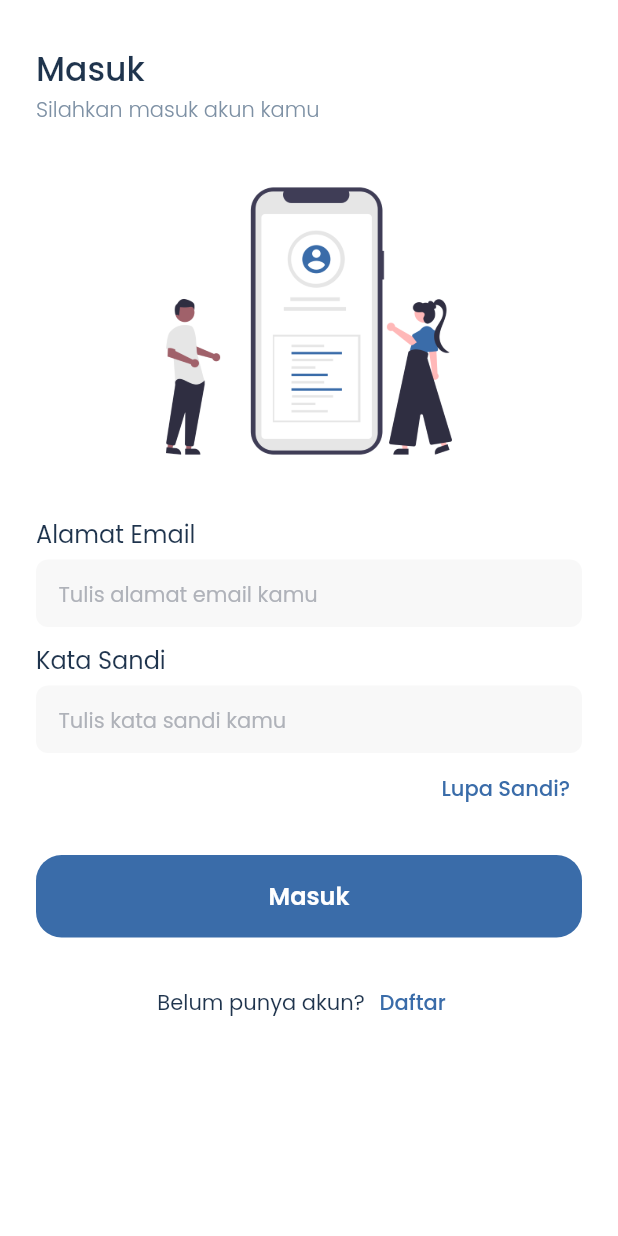
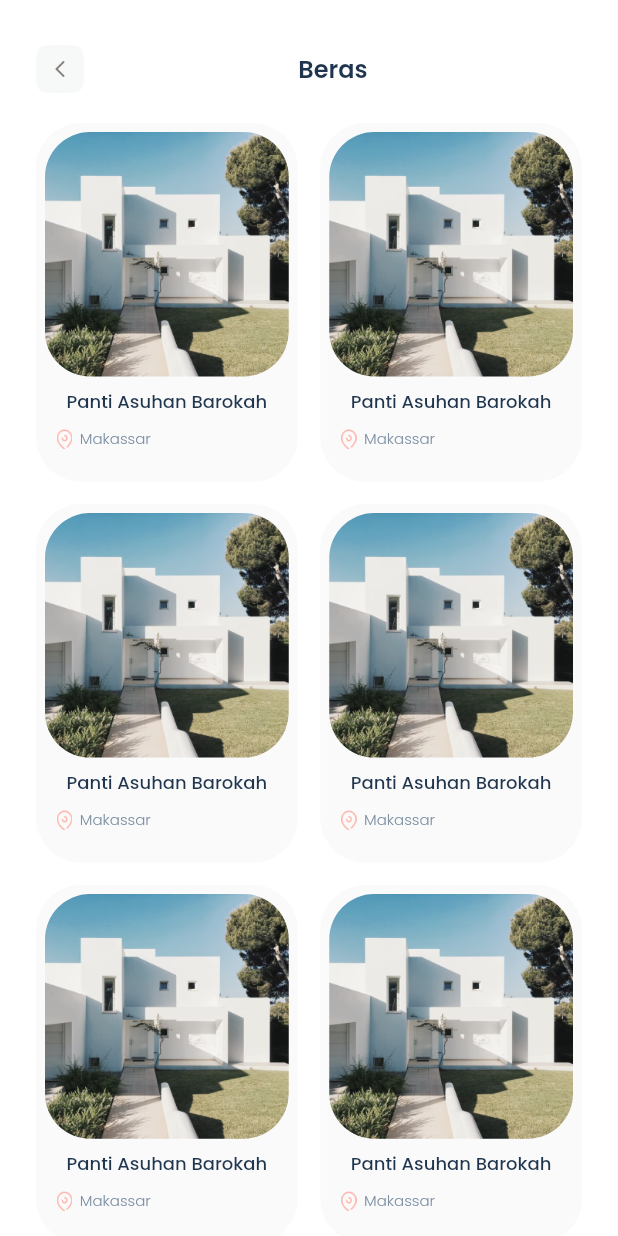
Before and after one commit to nadiamrnt/peka, a Flutter app: the screen it shows after launch, on a phone screen of 412 x 824 dp. Run offline on Flutter 3.47's test engine with Material 2 defaults, Android fonts, the phone set to English and light mode, and no system bars; our stand-ins replace google_fonts, salomon_bottom_bar.

Commit message:
membuat halaman category

```diff
--- a/lib/main.dart
+++ b/lib/main.dart
@@ -1,6 +1,6 @@
 import 'package:flutter/material.dart';
 import 'package:peka/common/styles.dart';
-import 'package:peka/ui/pages/auth/login_page.dart';
+import 'package:peka/ui/pages/category/category_page.dart';
 
 void main() {
   runApp(const MyApp());
@@ -16,7 +16,7 @@ class MyApp extends StatelessWidget {
       debugShowCheckedModeBanner: false,
       theme: ThemeData(
           primarySwatch: Colors.blue, scaffoldBackgroundColor: kWhiteColor),
-      home: const LoginPage(),
+      home: const CategoryPage(),
     );
   }
 }
--- /dev/null
+++ b/lib/ui/pages/category/category_page.dart
@@ -0,0 +1,117 @@
+import 'package:flutter/material.dart';
+import 'package:peka/common/styles.dart';
+import 'package:peka/utils/panti_helper.dart';
+
+class CategoryPage extends StatelessWidget {
+  const CategoryPage({Key? key}) : super(key: key);
+
+  @override
+  Widget build(BuildContext context) {
+    return SafeArea(
+      child: Scaffold(
+        body: Padding(
+          padding: EdgeInsets.symmetric(horizontal: defaultMargin),
+          child: Column(
+            children: [
+              _buildHeader(),
+              const SizedBox(height: 20),
+              Expanded(child: _buildGridView()),
+            ],
+          ),
+        ),
+      ),
+    );
+  }
+
+  Widget _buildHeader() {
+    return Padding(
+      padding: const EdgeInsets.only(top: 30),
+      child: Column(
+        children: [
+          Row(
+            children: [
+              GestureDetector(
+                //TODO:: navigation back
+                onTap: () {},
+                child: Image.asset(
+                  'assets/icons/ic_back.png',
+                  width: 32,
+                ),
+              ),
+              Expanded(
+                child: Text(
+                  'Beras',
+                  style: blackTextStyle.copyWith(
+                    fontSize: 16,
+                    fontWeight: semiBold,
+                  ),
+                  textAlign: TextAlign.center,
+                ),
+              ),
+            ],
+          ),
+        ],
+      ),
+    );
+  }
+
+  Widget _buildGridView() {
+    return GridView.builder(
+      gridDelegate: const SliverGridDelegateWithMaxCrossAxisExtent(
+          maxCrossAxisExtent: 200,
+          childAspectRatio: 0.73,
+          crossAxisSpacing: 15,
+          mainAxisSpacing: 15),
+      itemBuilder: (context, index) {
+        return pantiCard(index);
+      },
+      itemCount: PantiHelper.pantiFromLocal.length,
+    );
+  }
+
+  Widget pantiCard(int index) {
+    return Container(
+      height: 219,
+      width: 144,
+      padding: const EdgeInsets.all(6),
+      decoration: BoxDecoration(
+        color: kWhiteBgColor,
+        borderRadius: BorderRadius.circular(30),
+      ),
+      child: Column(
+        children: [
+          ClipRRect(
+            borderRadius: BorderRadius.circular(30),
+            child: Image.asset(
+              PantiHelper.pantiFromLocal[index]['image'],
+            ),
+          ),
+          Padding(
+            padding: const EdgeInsets.all(8.0),
+            child: Text(
+              PantiHelper.pantiFromLocal[index]['name'],
+              style: blackTextStyle.copyWith(fontSize: 12, fontWeight: medium),
+            ),
+          ),
+          Padding(
+            padding: const EdgeInsets.only(left: 8.0, right: 8.0, bottom: 8.0),
+            child: Row(
+              children: [
+                Image.asset(
+                  'assets/icons/ic_location.png',
+                  width: 10.2,
+                ),
+                const SizedBox(width: 5),
+                Text(
+                  PantiHelper.pantiFromLocal[index]['location'],
+                  style:
+                      greyTextStyle.copyWith(fontWeight: light, fontSize: 10),
+                ),
+              ],
+            ),
+          ),
+        ],
+      ),
+    );
+  }
+}
--- /dev/null
+++ b/lib/utils/panti_helper.dart
@@ -0,0 +1,44 @@
+class PantiHelper {
+  static List<Map<String, dynamic>> pantiFromLocal = [
+    {
+      'name': 'Panti Asuhan Barokah',
+      'location': 'Makassar',
+      'image': 'assets/images/img_house.png',
+    },
+    {
+      'name': 'Panti Asuhan Barokah',
+      'location': 'Makassar',
+      'image': 'assets/images/img_house.png',
+    },
+    {
+      'name': 'Panti Asuhan Barokah',
+      'location': 'Makassar',
+      'image': 'assets/images/img_house.png',
+    },
+    {
+      'name': 'Panti Asuhan Barokah',
+      'location': 'Makassar',
+      'image': 'assets/images/img_house.png',
+    },
+    {
+      'name': 'Panti Asuhan Barokah',
+      'location': 'Makassar',
+      'image': 'assets/images/img_house.png',
+    },
+    {
+      'name': 'Panti Asuhan Barokah',
+      'location': 'Makassar',
+      'image': 'assets/images/img_house.png',
+    },
+    {
+      'name': 'Panti Asuhan Barokah',
+      'location': 'Makassar',
+      'image': 'assets/images/img_house.png',
+    },
+    {
+      'name': 'Panti Asuhan Barokah',
+      'location': 'Makassar',
+      'image': 'assets/images/img_house.png',
+    },
+  ];
+}
```
